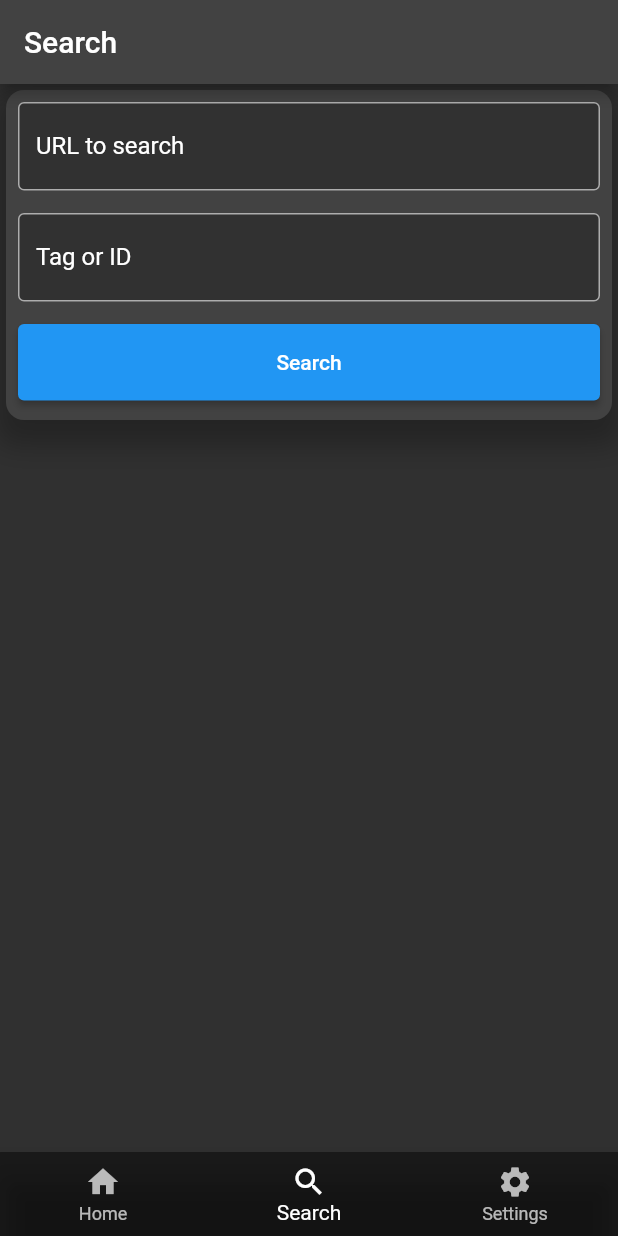
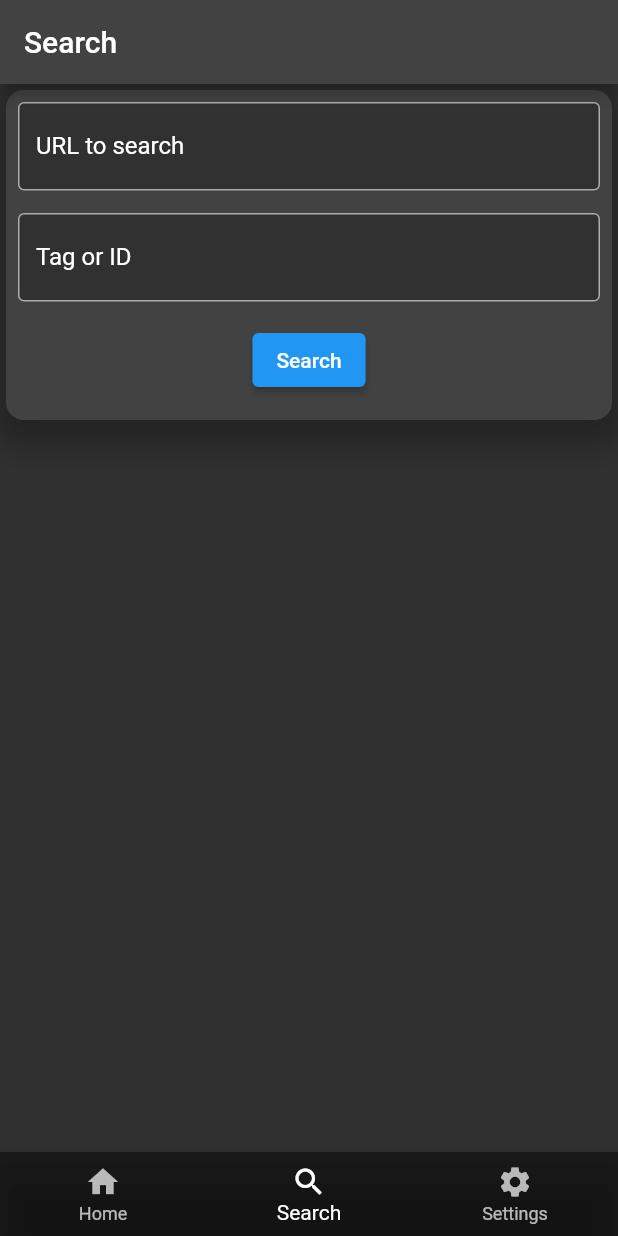
Before and after one commit to Nawaf-5/flutter-webscraper, a Flutter app: the screen it shows after launch, item 2 of the bottom bar chosen, after a tap on "Search", on a phone screen of 412 x 824 dp. Run offline on Flutter 3.47's test engine with Material 2 defaults, Android fonts, the phone set to English and light mode, and no system bars.

Commit message:
search with elevated button

```diff
--- a/webscraper/lib/search.dart
+++ b/webscraper/lib/search.dart
@@ -10,6 +10,9 @@ class Search extends StatefulWidget {
 }
 
 class _SearchState extends State<Search> {
+  String searchURL = '';
+  String searchItem = '';
+
   @override
   Widget build(BuildContext context) {
     return Scaffold(
@@ -26,9 +29,9 @@ class _SearchState extends State<Search> {
             padding: const EdgeInsets.all(8.0),
             child: Column(
               children: [
-                const TextField(
+                TextField(
                   cursorColor: Colors.white,
-                  decoration: InputDecoration(
+                  decoration: const InputDecoration(
                     border: OutlineInputBorder(),
                     labelText: 'URL to search',
                     labelStyle: TextStyle(
@@ -38,10 +41,22 @@ class _SearchState extends State<Search> {
                     filled: true,
                     hintText: 'Paste the URL here!',
                   ),
+                  onChanged: (v) {
+                    setState(() {
+                      searchURL = v;
+                      print(searchURL);
+                    });
+                  },
                 ),
                 const SizedBox(height: 15),
-                const TextField(
-                  decoration: InputDecoration(
+                TextField(
+                  onChanged: (v) {
+                    setState(() {
+                      searchItem = v;
+                      print(searchItem);
+                    });
+                  },
+                  decoration: const InputDecoration(
                     border: OutlineInputBorder(),
                     labelText: 'Tag or ID',
                     labelStyle: TextStyle(
@@ -52,18 +67,17 @@ class _SearchState extends State<Search> {
                     hintText: 'e.g. div, p, h1, etc...',
                   ),
                 ),
-                SizedBox(height: 15),
-                SizedBox(
-                  width: MediaQuery.of(context).size.width,
-                  height: 51,
-                  child: ElevatedButton(
-                    onPressed: () {
-                      setState(() {
-                        print('LOL');
-                      });
-                    },
-                    child: Text('Search'),
+                const SizedBox(height: 15),
+                ElevatedButton(
+                  style: const ButtonStyle(
+                    alignment: Alignment.center,
                   ),
+                  onPressed: () {
+                    setState(() {
+                      print(searchURL + ' What??');
+                    });
+                  },
+                  child: const Text('Search'),
                 )
               ],
             ),
@@ -73,3 +87,16 @@ class _SearchState extends State<Search> {
     );
   }
 }
+// const SizedBox(height: 15),
+//                 SizedBox(
+//                   width: MediaQuery.of(context).size.width,
+//                   height: 51,
+//                   child: ElevatedButton(
+//                     onPressed: () {
+//                       setState(() {
+//                         print('LOL');
+//                       });
+//                     },
+//                     child: const Text('Search'),
+//                   ),
+//                 )
```
